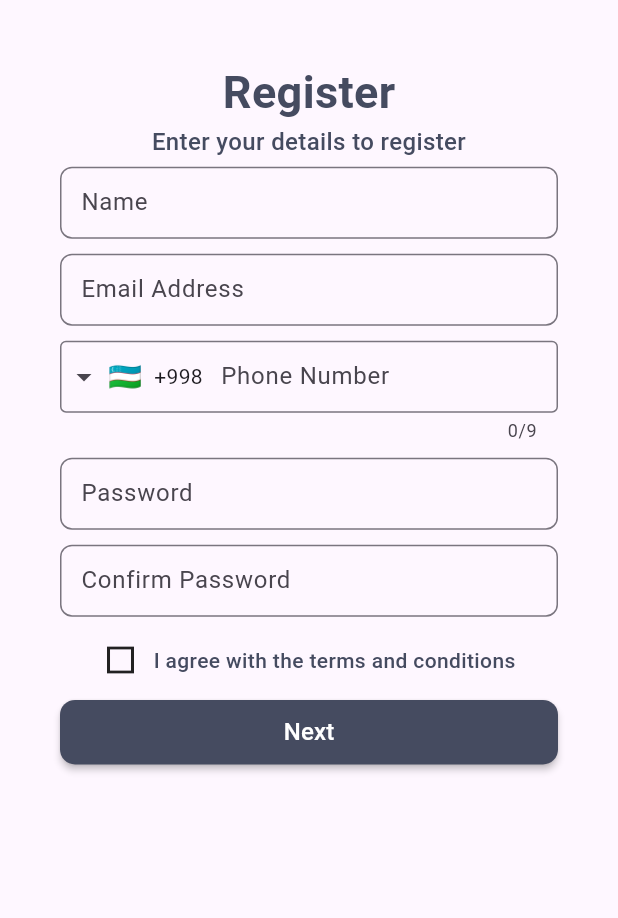
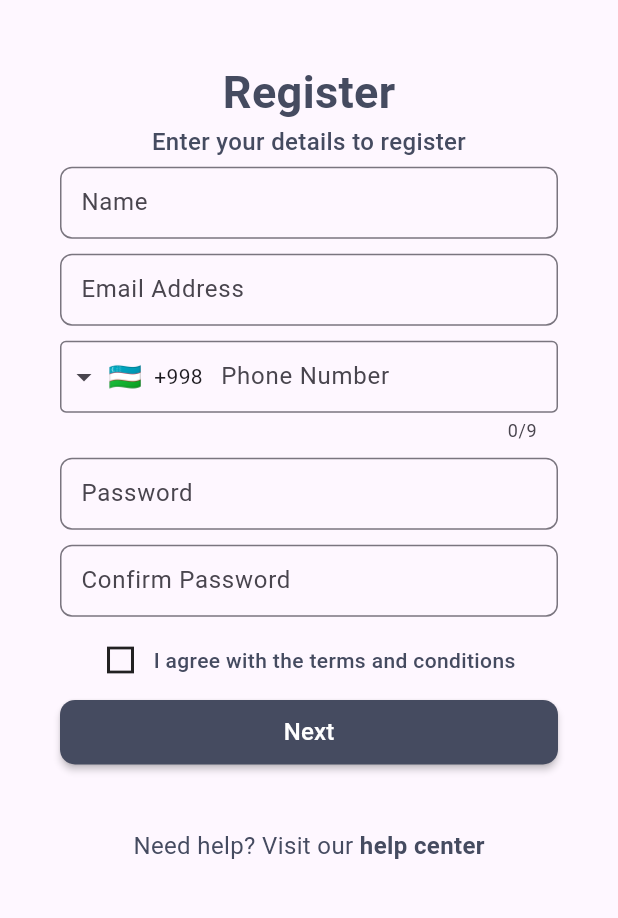
Before and after one commit to AzamatKochimov/firebase-auth, a Flutter app: the HomePage screen opened directly, after a tap on the "logout" icon, after a tap on "Login", after a tap on "Register", on a phone screen of 412 x 824 dp, the part 309-1227 px from its top. Run offline on Flutter 3.47's test engine with Material 3 defaults, Android fonts, the phone set to English and light mode, and no system bars; drawn by our look-alikes of intl_phone_field; our stand-ins replace firebase_auth, firebase_core; accounts and stored records are empty.

```diff
--- a/lib/pages/home_page.dart
+++ b/lib/pages/home_page.dart
@@ -1,6 +1,7 @@
 import 'package:flutter/material.dart';
 
 import '../services/auth_service.dart';
+import '../utils/k_colors.dart';
 import 'login_page.dart';
 import 'register_page.dart';
 
@@ -11,34 +12,56 @@ class HomePage extends StatelessWidget {
   Widget build(BuildContext context) {
     return Scaffold(
       appBar: AppBar(
+        centerTitle: true,
+        title: const Text("Home Page"),
         actions: [
           IconButton(
             onPressed: () async {
               await AuthService.logOut();
-              Navigator.pushReplacement(context,
-                  MaterialPageRoute(builder: (context) => const LoginPage()));
+              // ignore: use_build_context_synchronously
+              Navigator.pushReplacement(
+                context,
+                MaterialPageRoute(
+                  builder: (context) => const LoginPage(),
+                ),
+              );
             },
             icon: const Icon(Icons.logout),
           )
         ],
       ),
-      body: Center(
+      body: Container(
+        padding: const EdgeInsets.symmetric(horizontal: 40),
+        width: double.infinity,
         child: Column(
-          mainAxisAlignment: MainAxisAlignment.center,
           children: [
-            const Text(
-              "Home Page",
-              style: TextStyle(fontSize: 26),
+            Container(
+              padding: const EdgeInsets.only(top: 30),
+              child: Row(
+                children: [
+                  CircleAvatar(
+                    radius: 30,
+                    backgroundColor: MyColors.mainColor,
+                    foregroundColor: MyColors.whiteColor,
+                    child: const Text(
+                      "C",
+                      style: TextStyle(
+                        fontSize: 32,
+                        fontWeight: FontWeight.bold,
+                      ),
+                    ),
+                  ),
+                  const SizedBox(width: 10),
+                  Text(
+                    "Coach Time",
+                    style: TextStyle(
+                        fontSize: 30,
+                        color: MyColors.mainColor,
+                        fontWeight: FontWeight.w700),
+                  ),
+                ],
+              ),
             ),
-            IconButton(
-                onPressed: () async {
-                  await AuthService.deleteAccount();
-                  Navigator.pushReplacement(
-                      context,
-                      MaterialPageRoute(
-                          builder: (context) => const RegisterPage()));
-                },
-                icon: const Icon(Icons.delete))
           ],
         ),
       ),
--- a/lib/pages/login_page.dart
+++ b/lib/pages/login_page.dart
@@ -1,3 +1,4 @@
+import 'package:auth_firebase/pages/user_details_screen.dart';
 import 'package:auth_firebase/utils/k_colors.dart';
 import 'package:flutter/material.dart';
 
@@ -112,10 +113,11 @@ class _LoginPageState extends State<LoginPage> {
                           await AuthService.loginUser(context,
                               email: emailController.text,
                               password: passwordController.text);
+                          // ignore: use_build_context_synchronously
                           Navigator.pushReplacement(
                               context,
                               MaterialPageRoute(
-                                  builder: (context) => const HomePage()));
+                                  builder: (context) => const UserDetails()));
                           setState(() {});
                         }
                       },
@@ -150,6 +152,8 @@ class _LoginPageState extends State<LoginPage> {
                   children: [
                     MaterialButton(
                       onPressed: () {},
+                      padding: const EdgeInsets.symmetric(
+                          horizontal: 12, vertical: 8),
                       shape: RoundedRectangleBorder(
                         side: BorderSide(
                           width: 1,
@@ -176,6 +180,7 @@ class _LoginPageState extends State<LoginPage> {
                     MaterialButton(
                       color: MyColors.mainColor,
                       onPressed: () {},
+                      padding: const EdgeInsets.symmetric(horizontal: 12,vertical:8),
                       shape: RoundedRectangleBorder(
                           borderRadius: BorderRadius.circular(10)),
                       child: Row(
@@ -277,16 +282,6 @@ class _LoginPageState extends State<LoginPage> {
       return 'Password is required.';
     }
 
-    String pattern =
-        r'^(?=.*?[A-Z])(?=.*?[a-z])(?=.*?[0-9])(?=.*?[!@#\$&*~]).{8,}$';
-    RegExp regex = RegExp(pattern);
-    if (!regex.hasMatch(formPassword)) {
-      return '''
-      Password must be at least 8 characters,
-      include an uppercase letter, number and symbol.
-      ''';
-    }
-
     return null;
   }
 }
--- a/lib/pages/register_page.dart
+++ b/lib/pages/register_page.dart
@@ -5,6 +5,7 @@ import 'package:intl_phone_field/intl_phone_field.dart';
 
 import '../services/auth_service.dart';
 import '../utils/k_colors.dart';
+import 'user_details_screen.dart';
 
 class RegisterPage extends StatefulWidget {
   const RegisterPage({super.key});
@@ -177,6 +178,13 @@ class _RegisterPageState extends State<RegisterPage> {
                           fullName: fullNameController.text.trim().toString(),
                           email: emailController.text.trim().toString(),
                           password: passwordController.text);
+                      // ignore: use_build_context_synchronously
+                      Navigator.pushReplacement(
+                        context,
+                        MaterialPageRoute(
+                          builder: (context) => const UserDetails(),
+                        ),
+                      );
                       setState(() {});
                     }
                   },
@@ -193,7 +201,34 @@ class _RegisterPageState extends State<RegisterPage> {
                     ),
                   ),
                 ),
-                const SizedBox(height: 50),
+                const SizedBox(height: 10),
+                Padding(
+                  padding: const EdgeInsets.symmetric(vertical: 30),
+                  child: Row(
+                    mainAxisAlignment: MainAxisAlignment.center,
+                    children: [
+                      Text(
+                        "Need help? Visit our ",
+                        style: TextStyle(
+                          fontSize: 16,
+                          color: MyColors.mainColor,
+                        ),
+                      ),
+                      GestureDetector(
+                        onTap: () {},
+                        child: Text(
+                          "help center",
+                          style: TextStyle(
+                            fontSize: 16,
+                            color: MyColors.mainColor,
+                            fontWeight: FontWeight.bold,
+                          ),
+                        ),
+                      ),
+                    ],
+                  ),
+                ),
+                const SizedBox(height: 30),
               ],
             ),
           ),
@@ -226,15 +261,15 @@ class _RegisterPageState extends State<RegisterPage> {
       return 'Password is required.';
     }
 
-    String pattern =
-        r'^(?=.*?[A-Z])(?=.*?[a-z])(?=.*?[0-9])(?=.*?[!@#\$&*~]).{8,}$';
-    RegExp regex = RegExp(pattern);
-    if (!regex.hasMatch(formPassword)) {
-      return '''
-      Password must be at least 8 characters,
-      include an uppercase letter, number and symbol.
-      ''';
-    }
+    // String pattern =
+    //     r'^(?=.*?[A-Z])(?=.*?[a-z])(?=.*?[0-9])(?=.*?[!@#\$&*~]).{8,}$';
+    // RegExp regex = RegExp(pattern);
+    // if (!regex.hasMatch(formPassword)) {
+    //   return '''
+    //   Password must be at least 8 characters,
+    //   include an uppercase letter, number and symbol.
+    //   ''';
+    // }
 
     return null;
   }
```
Also changed, not shown: lib/pages/user_details_screen.dart (added, +152 -0 lines), assets/circle-user.png (added).
